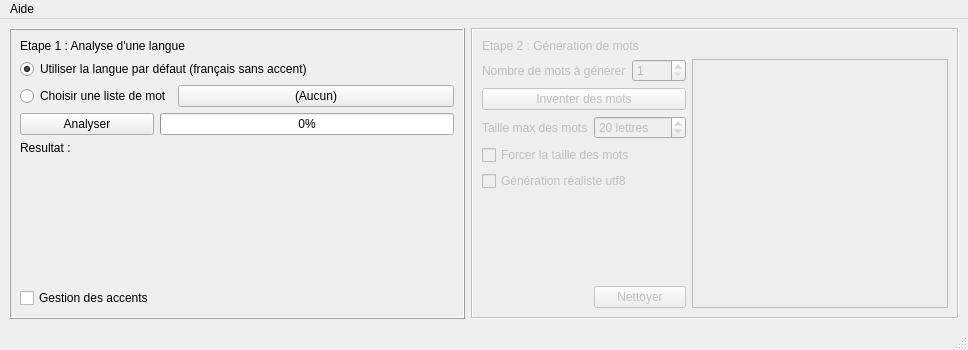
This is mainwindow.ui in Sayanel01/GeMot as Qt 5 draws it before an edit. The edited form follows.
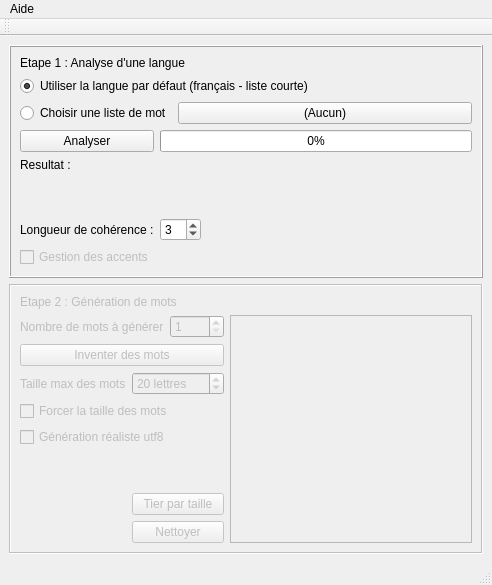
This is the edited form.

Commit message: Ajout générateur avec accent fonctionnel

```diff
--- a/mainwindow.ui
+++ b/mainwindow.ui
@@ -6,15 +6,15 @@
    <rect>
     <x>0</x>
     <y>0</y>
-    <width>968</width>
-    <height>350</height>
+    <width>492</width>
+    <height>585</height>
    </rect>
   </property>
   <property name="windowTitle">
    <string>MainWindow</string>
   </property>
   <widget class="QWidget" name="centralwidget">
-   <layout class="QHBoxLayout" name="horizontalLayout">
+   <layout class="QVBoxLayout" name="verticalLayout_2">
     <item>
      <widget class="QFrame" name="frame_analyse">
       <property name="frameShape">
@@ -36,7 +36,7 @@
             </widget>
            </item>
            <item row="1" column="0">
-            <widget class="QLabel" name="label">
+            <widget class="QLabel" name="label_Textres">
              <property name="text">
               <string>Resultat :</string>
              </property>
@@ -56,6 +56,20 @@
              </property>
             </widget>
            </item>
+           <item row="4" column="0">
+            <widget class="QCheckBox" name="check_accent">
+             <property name="enabled">
+              <bool>false</bool>
+             </property>
+             <property name="toolTip">
+              <string>Convertit les &quot;é&quot; en &quot;e&quot;, au lieu de faire comme s'il n'existait pas.
+ C'est mal fait donc très long, et ça sert à rien sur les listes de mots sans accents</string>
+             </property>
+             <property name="text">
+              <string>Gestion des accents</string>
+             </property>
+            </widget>
+           </item>
            <item row="2" column="1">
             <spacer name="verticalSpacer_2">
              <property name="orientation">
@@ -69,17 +83,37 @@
              </property>
             </spacer>
            </item>
-           <item row="4" column="0">
-            <widget class="QCheckBox" name="check_accent">
-             <property name="toolTip">
-              <string>Convertit les &quot;é&quot; en &quot;e&quot;, au lieu de faire comme s'il n'existait pas.
- C'est mal fait donc très long, et ça sert à rien sur les listes de mots sans accents</string>
-             </property>
+           <item row="3" column="0">
+            <widget class="QLabel" name="label_lcoh">
              <property name="text">
-              <string>Gestion des accents</string>
+              <string>Longueur de cohérence :</string>
              </property>
             </widget>
            </item>
+           <item row="3" column="1">
+            <layout class="QHBoxLayout" name="horizontalLayout_3">
+             <item>
+              <widget class="QSpinBox" name="spin_lcoh">
+               <property name="value">
+                <number>3</number>
+               </property>
+              </widget>
+             </item>
+             <item>
+              <spacer name="horizontalSpacer">
+               <property name="orientation">
+                <enum>Qt::Horizontal</enum>
+               </property>
+               <property name="sizeHint" stdset="0">
+                <size>
+                 <width>40</width>
+                 <height>20</height>
+                </size>
+               </property>
+              </spacer>
+             </item>
+            </layout>
+           </item>
           </layout>
          </item>
          <item row="0" column="0">
@@ -108,7 +142,7 @@
            <item row="1" column="0" colspan="3">
             <widget class="QRadioButton" name="radio_LangDef">
              <property name="text">
-              <string>Utiliser la langue par défaut (français sans accent)</string>
+              <string>Utiliser la langue par défaut (français - liste courte)</string>
              </property>
              <property name="checked">
               <bool>true</bool>
@@ -152,7 +186,7 @@
            </property>
           </widget>
          </item>
-         <item row="8" column="1">
+         <item row="9" column="1">
           <widget class="QPushButton" name="bouton_clear">
            <property name="text">
             <string>Nettoyer</string>
@@ -180,13 +214,13 @@
           </widget>
          </item>
          <item row="4" column="0">
-          <widget class="QLabel" name="label_2">
+          <widget class="QLabel" name="label_tailleMax">
            <property name="text">
             <string>Taille max des mots</string>
            </property>
           </widget>
          </item>
-         <item row="2" column="2" rowspan="7">
+         <item row="2" column="2" rowspan="8">
           <widget class="QTextEdit" name="text_ResMots">
            <property name="cursor" stdset="0">
             <cursorShape>ArrowCursor</cursorShape>
@@ -217,6 +251,20 @@
            </item>
           </layout>
          </item>
+         <item row="6" column="0" colspan="2">
+          <widget class="QCheckBox" name="check_troll">
+           <property name="text">
+            <string>Génération réaliste utf8</string>
+           </property>
+          </widget>
+         </item>
+         <item row="3" column="0" colspan="2">
+          <widget class="QPushButton" name="bouton_GenMots">
+           <property name="text">
+            <string>Inventer des mots</string>
+           </property>
+          </widget>
+         </item>
          <item row="5" column="0" colspan="2">
           <widget class="QCheckBox" name="check_forceTaille">
            <property name="toolTip">
@@ -227,17 +275,10 @@
            </property>
           </widget>
          </item>
-         <item row="3" column="0" colspan="2">
-          <widget class="QPushButton" name="bouton_GenMots">
+         <item row="8" column="1">
+          <widget class="QPushButton" name="bouton_triTaille">
            <property name="text">
-            <string>Inventer des mots</string>
-           </property>
-          </widget>
-         </item>
-         <item row="6" column="0" colspan="2">
-          <widget class="QCheckBox" name="check_troll">
-           <property name="text">
-            <string>Génération réaliste utf8</string>
+            <string>Tier par taille</string>
            </property>
           </widget>
          </item>
@@ -253,7 +294,7 @@
     <rect>
      <x>0</x>
      <y>0</y>
-     <width>968</width>
+     <width>492</width>
      <height>27</height>
     </rect>
    </property>
@@ -266,6 +307,17 @@
    <addaction name="menuAide"/>
   </widget>
   <widget class="QStatusBar" name="statusbar"/>
+  <widget class="QToolBar" name="toolBar">
+   <property name="windowTitle">
+    <string>toolBar</string>
+   </property>
+   <attribute name="toolBarArea">
+    <enum>TopToolBarArea</enum>
+   </attribute>
+   <attribute name="toolBarBreak">
+    <bool>false</bool>
+   </attribute>
+  </widget>
   <action name="action_aide">
    <property name="text">
     <string>Comment ça marche</string>
```
The commit also changes 5 other files.
